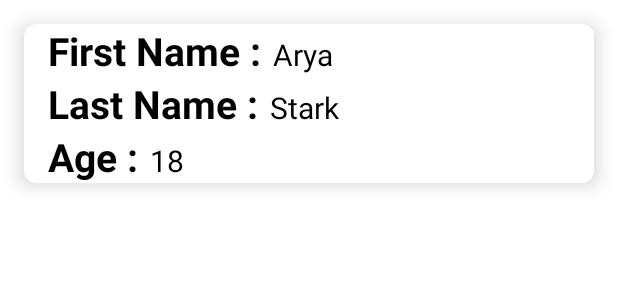
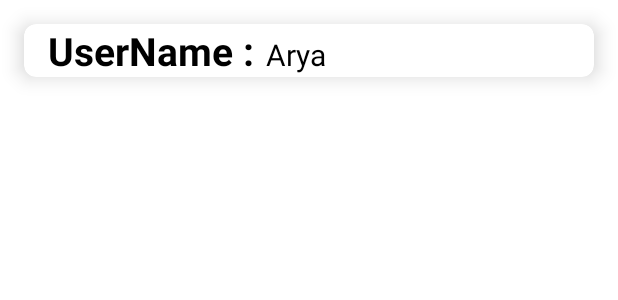
Before and after one commit to PayamTaherirostami/Pamiran-Android-mobile-App, an Android app: the layout item.xml on its own in the app's theme, with its tools: preview values and no code run, on a phone screen of 412 x 824 dp. Shown: the top 300 px of the screen. Run offline under Robolectric (Android 15) with nearby library versions, the phone set to English and light mode, and no system bars; network calls fail.

Commit message:
tem3 commit

```diff
--- a/app/build.gradle
+++ b/app/build.gradle
@@ -65,9 +65,7 @@ dependencies {
     implementation 'androidx.annotation:annotation:1.2.0'
     implementation 'androidx.legacy:legacy-support-v4:1.0.0'
 
-
-    api 'com.google.firebase:firebase-database:19.7.0'
-    api 'com.google.firebase:firebase-auth:20.0.4'
+    api 'com.google.firebase:firebase-auth:21.0.1'
     api 'com.google.android.gms:play-services-location:18.0.0'
     api 'com.google.android.gms:play-services-maps:17.0.0'
     testImplementation 'junit:junit:4.13.2'
--- a/app/src/main/java/com/pamiranindustries/pamiran/MyAdapter.java
+++ b/app/src/main/java/com/pamiranindustries/pamiran/MyAdapter.java
@@ -54,9 +54,9 @@ import java.util.ArrayList;
             public MyViewHolder(@NonNull View itemView) {
                 super(itemView);
 
-                firstName = itemView.findViewById(R.id.tvfirstName);
-                lastName = itemView.findViewById(R.id.tvlastName);
-                age = itemView.findViewById(R.id.tvage);
+//                firstName = itemView.findViewById(R.id.tvfirstName);
+//                lastName = itemView.findViewById(R.id.tvlastName);
+//                age = itemView.findViewById(R.id.tvage);
 
             }
         }
--- a/app/src/main/res/layout/fire2.xml
+++ b/app/src/main/res/layout/fire2.xml
@@ -20,7 +20,8 @@
         android:layout_width="match_parent"
         android:layout_height="match_parent"
         android:id="@+id/userList"
-        android:layout_marginTop="10dp">
+        android:layout_marginTop="10dp"
+        android:layout_marginLeft="10dp">
     </ListView>
 
 </LinearLayout>
--- a/app/src/main/res/layout/item.xml
+++ b/app/src/main/res/layout/item.xml
@@ -12,7 +12,6 @@
         android:layout_height="wrap_content"
         android:layout_marginLeft="16dp"
         android:orientation="vertical">
-
                 <LinearLayout
                     android:layout_width="wrap_content"
                     android:layout_height="wrap_content"
@@ -22,13 +21,13 @@
                     <TextView
                         android:layout_width="wrap_content"
                         android:layout_height="wrap_content"
-                android:text="First Name :"
+                        android:text="UserName :"
                         android:textColor="@color/black"
                         android:textSize="26sp"
                         android:textStyle="bold"/>
 
                     <TextView
-                android:id="@+id/tvfirstName"
+                        android:id="@+id/editTextUserName"
                         android:layout_width="wrap_content"
                         android:layout_height="wrap_content"
                         android:layout_marginLeft="8dp"
@@ -37,56 +36,80 @@
                         android:textSize="20sp" />
 
                 </LinearLayout>
+<!--        <LinearLayout-->
+<!--            android:layout_width="wrap_content"-->
+<!--            android:layout_height="wrap_content"-->
+<!--            android:layout_gravity="center_vertical"-->
+<!--            android:orientation="horizontal">-->
 
-        <LinearLayout
-            android:layout_width="wrap_content"
-            android:layout_height="wrap_content"
-            android:layout_gravity="center_vertical"
-            android:orientation="horizontal">
+<!--            <TextView-->
+<!--                android:layout_width="wrap_content"-->
+<!--                android:layout_height="wrap_content"-->
+<!--                android:text="First Name :"-->
+<!--                android:textColor="@color/black"-->
+<!--                android:textSize="26sp"-->
+<!--                android:textStyle="bold"/>-->
 
-            <TextView
-                android:layout_width="wrap_content"
-                android:layout_height="wrap_content"
-                android:text="Last Name :"
-                android:textColor="@color/black"
-                android:textSize="26sp"
-                android:textStyle="bold"/>
+<!--            <TextView-->
+<!--                android:id="@+id/tvfirstName"-->
+<!--                android:layout_width="wrap_content"-->
+<!--                android:layout_height="wrap_content"-->
+<!--                android:layout_marginLeft="8dp"-->
+<!--                android:text="Arya"-->
+<!--                android:textColor="@color/black"-->
+<!--                android:textSize="20sp" />-->
 
-            <TextView
-                android:id="@+id/tvlastName"
-                android:layout_width="wrap_content"
-                android:layout_height="wrap_content"
-                android:layout_marginLeft="8dp"
-                android:text="Stark"
-                android:textColor="@color/black"
-                android:textSize="20sp" />
+<!--        </LinearLayout>-->
 
-        </LinearLayout>
+<!--        <LinearLayout-->
+<!--            android:layout_width="wrap_content"-->
+<!--            android:layout_height="wrap_content"-->
+<!--            android:layout_gravity="center_vertical"-->
+<!--            android:orientation="horizontal">-->
 
-        <LinearLayout
-            android:layout_width="wrap_content"
-            android:layout_height="wrap_content"
-            android:layout_gravity="center_vertical"
-            android:orientation="horizontal">
+<!--            <TextView-->
+<!--                android:layout_width="wrap_content"-->
+<!--                android:layout_height="wrap_content"-->
+<!--                android:text="Last Name :"-->
+<!--                android:textColor="@color/black"-->
+<!--                android:textSize="26sp"-->
+<!--                android:textStyle="bold"/>-->
 
-            <TextView
-                android:layout_width="wrap_content"
-                android:layout_height="wrap_content"
-                android:text="Age :"
-                android:textColor="@color/black"
-                android:textSize="26sp"
-                android:textStyle="bold"/>
+<!--            <TextView-->
+<!--                android:id="@+id/tvlastName"-->
+<!--                android:layout_width="wrap_content"-->
+<!--                android:layout_height="wrap_content"-->
+<!--                android:layout_marginLeft="8dp"-->
+<!--                android:text="Stark"-->
+<!--                android:textColor="@color/black"-->
+<!--                android:textSize="20sp" />-->
 
-            <TextView
-                android:id="@+id/tvage"
-                android:layout_width="wrap_content"
-                android:layout_height="wrap_content"
-                android:layout_marginLeft="8dp"
-                android:text="18"
-                android:textColor="@color/black"
-                android:textSize="20sp" />
+<!--        </LinearLayout>-->
 
-        </LinearLayout>
+<!--        <LinearLayout-->
+<!--            android:layout_width="wrap_content"-->
+<!--            android:layout_height="wrap_content"-->
+<!--            android:layout_gravity="center_vertical"-->
+<!--            android:orientation="horizontal">-->
+
+<!--            <TextView-->
+<!--                android:layout_width="wrap_content"-->
+<!--                android:layout_height="wrap_content"-->
+<!--                android:text="Age :"-->
+<!--                android:textColor="@color/black"-->
+<!--                android:textSize="26sp"-->
+<!--                android:textStyle="bold"/>-->
+
+<!--            <TextView-->
+<!--                android:id="@+id/tvage"-->
+<!--                android:layout_width="wrap_content"-->
+<!--                android:layout_height="wrap_content"-->
+<!--                android:layout_marginLeft="8dp"-->
+<!--                android:text="18"-->
+<!--                android:textColor="@color/black"-->
+<!--                android:textSize="20sp" />-->
+
+<!--        </LinearLayout>-->
 
 
 
```
Also changed, not shown: app/src/main/java/com/pamiranindustries/pamiran/FirebaseActivity.java (+9 -9 lines), app/src/main/res/layout/activity_firebase.xml (+13 -37 lines), app/src/main/res/layout/list_item.xml (+21 -4 lines). Lines whose indentation alone changed are shown as unchanged.
